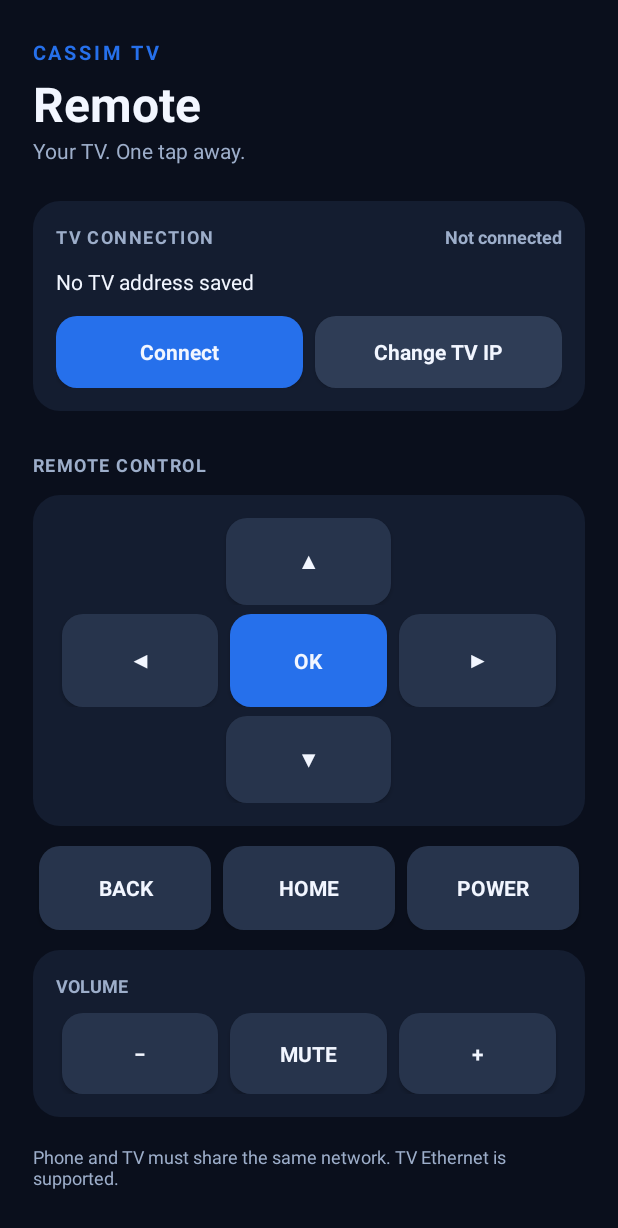
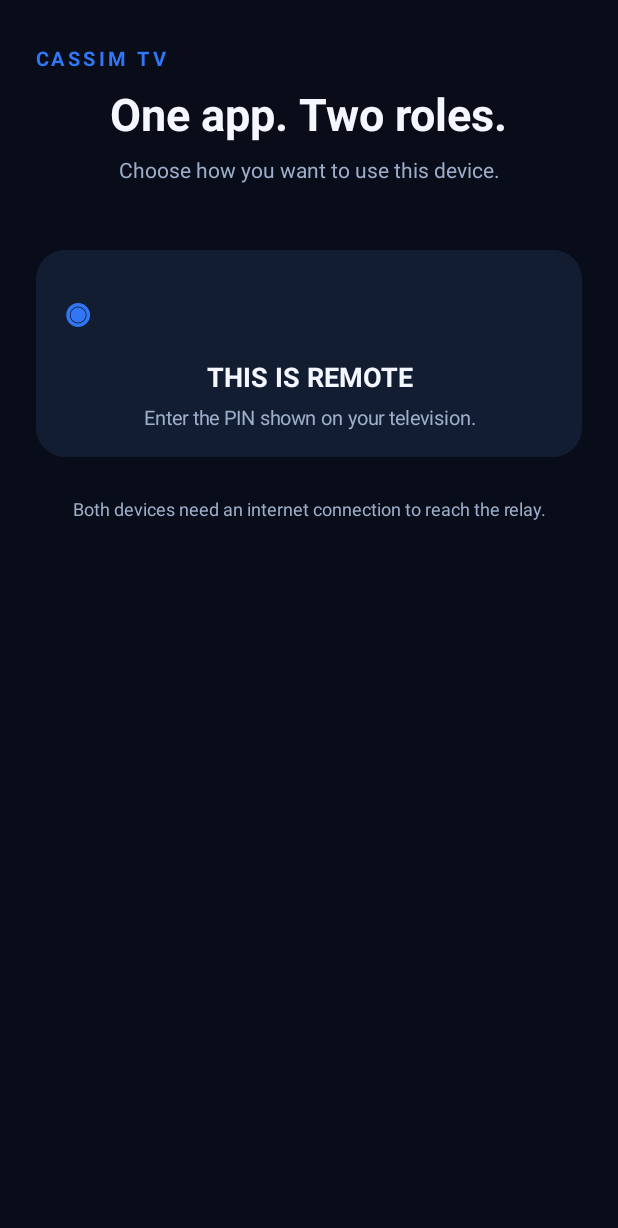
Before and after one commit to thenotoriouscassim-svg/CassimTV-Remote, an Android app: the screen it shows after launch (MainActivity), on a phone screen of 412 x 824 dp. Shown: the top 1228 px of the screen. Run offline under Robolectric (Android 15) with nearby library versions, the phone set to English and light mode, and no system bars; 1 statement that could not run was skipped.

Commit message:
Replace ADB-only screen with TV and remote modes

```diff
--- a/app/src/main/java/com/cassimtv/remote/MainActivity.java
+++ b/app/src/main/java/com/cassimtv/remote/MainActivity.java
@@ -1,278 +1,335 @@
 package com.cassimtv.remote;
 
 import android.app.Activity;
-import android.content.SharedPreferences;
+import android.content.Intent;
 import android.graphics.Color;
 import android.graphics.Typeface;
 import android.graphics.drawable.GradientDrawable;
+import android.os.Build;
 import android.os.Bundle;
+import android.provider.Settings;
+import android.text.InputFilter;
+import android.text.InputType;
 import android.view.Gravity;
 import android.view.View;
+import android.view.WindowManager;
 import android.widget.Button;
 import android.widget.EditText;
 import android.widget.LinearLayout;
 import android.widget.ScrollView;
 import android.widget.TextView;
 
+import org.json.JSONObject;
+
 import java.util.concurrent.ExecutorService;
 import java.util.concurrent.Executors;
 
 public class MainActivity extends Activity {
-    private static final int BG = Color.rgb(10, 15, 28);
-    private static final int PANEL = Color.rgb(20, 29, 48);
-    private static final int BLUE = Color.rgb(38, 112, 235);
-    private static final int TEXT = Color.rgb(242, 246, 255);
+    private static final int BG = Color.rgb(8, 13, 25);
+    private static final int PANEL = Color.rgb(19, 29, 49);
+    private static final int BLUE = Color.rgb(49, 119, 245);
+    private static final int TEXT = Color.rgb(244, 247, 255);
     private static final int MUTED = Color.rgb(157, 174, 202);
-
     private final ExecutorService worker = Executors.newSingleThreadExecutor();
-    private AdbRemote remote;
-    private SharedPreferences prefs;
-    private EditText ipField;
-    private EditText portField;
-    private LinearLayout ipPanel;
+    private LinearLayout page;
     private TextView status;
-    private TextView addressLabel;
-    private Button connectButton;
-    private boolean connected = false;
+    private String deviceId;
+    private String remoteToken;
+    private String pairingCode;
 
     @Override protected void onCreate(Bundle state) {
         super.onCreate(state);
         getWindow().setStatusBarColor(BG);
         getWindow().setNavigationBarColor(BG);
-        getWindow().getDecorView().setSystemUiVisibility(0);
-        prefs = getSharedPreferences("remote_settings", MODE_PRIVATE);
-        remote = new AdbRemote(this);
-        buildScreen();
+        showHome();
     }
 
-    private void buildScreen() {
+    private void basePage(String eyebrow, String heading, String subtitle) {
         ScrollView scroll = new ScrollView(this);
         scroll.setFillViewport(true);
         scroll.setBackgroundColor(BG);
-        LinearLayout page = new LinearLayout(this);
+        page = new LinearLayout(this);
         page.setOrientation(LinearLayout.VERTICAL);
-        page.setPadding(dp(22), dp(26), dp(22), dp(28));
+        page.setGravity(Gravity.CENTER_HORIZONTAL);
+        page.setPadding(dp(24), dp(30), dp(24), dp(30));
         scroll.addView(page);
+        TextView brand = text("CASSIM TV", 13, BLUE, true);
+        brand.setLetterSpacing(0.18f);
+        page.addView(brand);
+        TextView title = text(heading, 30, TEXT, true);
+        LinearLayout.LayoutParams tp = params(-2, -2);
+        tp.topMargin = dp(7);
+        page.addView(title, tp);
+        TextView desc = text(subtitle, 14, MUTED, false);
+        desc.setGravity(Gravity.CENTER);
+        LinearLayout.LayoutParams dp = params(-1, -2);
+        dp.topMargin = dp(7);
+        page.addView(desc, dp);
+        setContentView(scroll);
+    }
 
-        TextView brand = text("CASSIM TV", 13, BLUE, true);
-        brand.setLetterSpacing(0.16f);
-        page.addView(brand);
-        TextView heading = text("Remote", 32, TEXT, true);
-        LinearLayout.LayoutParams h = params(-2, -2); h.topMargin = dp(3);
-        page.addView(heading, h);
-        TextView subtitle = text("Your TV. One tap away.", 14, MUTED, false);
-        page.addView(subtitle, params(-2, -2));
+    private void showHome() {
+        basePage("HOME", "One app. Two roles.", "Choose how you want to use this device.");
+        View gap = new View(this);
+        page.addView(gap, params(1, dp(30)));
+        addRoleCard("THIS IS TV", "Display a secure pairing PIN and receive commands.", android.R.drawable.ic_tv, () -> createPairing());
+        addRoleCard("THIS IS REMOTE", "Enter the PIN shown on your television.", android.R.drawable.ic_menu_compass, () -> showRemotePair());
+        TextView note = text("Both devices need an internet connection to reach the relay.", 12, MUTED, false);
+        note.setGravity(Gravity.CENTER);
+        LinearLayout.LayoutParams np = params(-1, -2);
+        np.topMargin = dp(26);
+        page.addView(note, np);
+    }
 
-        LinearLayout connectionCard = card();
-        LinearLayout.LayoutParams cp = params(-1, -2); cp.topMargin = dp(24);
-        page.addView(connectionCard, cp);
-        LinearLayout topRow = row();
-        connectionCard.addView(topRow);
-        TextView connectionTitle = text("TV CONNECTION", 12, MUTED, true);
-        connectionTitle.setLetterSpacing(0.08f);
-        topRow.addView(connectionTitle, new LinearLayout.LayoutParams(0, -2, 1));
-        status = text("Not connected", 12, MUTED, true);
-        topRow.addView(status);
+    private void addRoleCard(String title, String description, int icon, Runnable click) {
+        LinearLayout card = card();
+        card.setGravity(Gravity.CENTER);
+        LinearLayout.LayoutParams cp = params(-1, -2);
+        cp.topMargin = dp(14);
+        page.addView(card, cp);
+        TextView iconView = text(title.equals("THIS IS TV") ? "▣" : "◉", 34, BLUE, true);
+        card.addView(iconView);
+        TextView heading = text(title, 18, TEXT, true);
+        LinearLayout.LayoutParams hp = params(-1, -2);
+        hp.topMargin = dp(8);
+        heading.setGravity(Gravity.CENTER);
+        card.addView(heading, hp);
+        TextView desc = text(description, 13, MUTED, false);
+        desc.setGravity(Gravity.CENTER);
+        LinearLayout.LayoutParams dp = params(-1, -2);
+        dp.topMargin = dp(6);
+        card.addView(desc, dp);
+        card.setOnClickListener(v -> click.run());
+        card.setFocusable(true);
+        card.setClickable(true);
+    }
 
-        addressLabel = text("No TV address saved", 14, TEXT, false);
-        LinearLayout.LayoutParams al = params(-1, -2); al.topMargin = dp(12);
-        connectionCard.addView(addressLabel, al);
-
-        ipPanel = new LinearLayout(this);
-        ipPanel.setOrientation(LinearLayout.VERTICAL);
-        ipPanel.setVisibility(View.GONE);
-        LinearLayout.LayoutParams ipp = params(-1, -2); ipp.topMargin = dp(12);
-        connectionCard.addView(ipPanel, ipp);
-        ipField = new EditText(this);
-        ipField.setSingleLine(true);
-        ipField.setHint("TV IP address (e.g. 192.168.0.184)");
-        ipField.setTextColor(TEXT); ipField.setHintTextColor(MUTED);
-        ipField.setText(prefs.getString("ip", ""));
-        ipField.setInputType( android.text.InputType.TYPE_CLASS_TEXT | android.text.InputType.TYPE_TEXT_VARIATION_URI);
-        ipPanel.addView(ipField, params(-1, dp(52)));
-        portField = new EditText(this);
-        portField.setSingleLine(true);
-        portField.setHint("ADB port (default 5555)");
-        portField.setTextColor(TEXT); portField.setHintTextColor(MUTED);
-        portField.setInputType(android.text.InputType.TYPE_CLASS_NUMBER);
-        portField.setText(String.valueOf(prefs.getInt("port", 5555)));
-        LinearLayout.LayoutParams pp = params(-1, dp(48)); pp.topMargin = dp(7);
-        ipPanel.addView(portField, pp);
-
-        LinearLayout actions = row();
-        LinearLayout.LayoutParams ap = params(-1, dp(48)); ap.topMargin = dp(13);
-        connectionCard.addView(actions, ap);
-        connectButton = button("Connect", BLUE);
-        actions.addView(connectButton, new LinearLayout.LayoutParams(0, -1, 1));
-        Button changeIp = button("Change TV IP", Color.rgb(47, 61, 86));
-        LinearLayout.LayoutParams cip = new LinearLayout.LayoutParams(0, -1, 1);
-        cip.leftMargin = dp(8); actions.addView(changeIp, cip);
-
-        connectButton.setOnClickListener(v -> {
-            if (connected && ipPanel.getVisibility() == View.VISIBLE) {
-                disconnectUi();
-                connectFromFields();
-            } else if (connected) {
-                disconnectUi();
-            } else {
-                connectFromFields();
+    private void createPairing() {
+        basePage("TV RECEIVER", "Pair this TV", "Keep this screen open while you connect your phone.");
+        status = text("Contacting Cassim relay…", 14, MUTED, false);
+        LinearLayout.LayoutParams sp = params(-1, -2);
+        sp.topMargin = dp(24);
+        status.setGravity(Gravity.CENTER);
+        page.addView(status, sp);
+        worker.execute(() -> {
+            try {
+                JSONObject result = RemoteApi.post("/tv/pair/start", new JSONObject(), null);
+                deviceId = result.getString("device_id");
+                pairingCode = result.getString("pairing_code");
+                String receiverToken = result.getString("receiver_token");
+                runOnUiThread(() -> {
+                    status.setText("ENTER THIS CODE ON YOUR PHONE");
+                    status.setTextColor(MUTED);
+                    TextView pin = text(pairingCode, 42, Color.rgb(91, 220, 158), true);
+                    pin.setGravity(Gravity.CENTER);
+                    LinearLayout.LayoutParams pp = params(-1, dp(100));
+                    pp.topMargin = dp(18);
+                    page.addView(pin, pp);
+                    TextView expiry = text("Code expires in 5 minutes", 13, MUTED, false);
+                    expiry.setGravity(Gravity.CENTER);
+                    page.addView(expiry);
+                    Button access = button("ENABLE TV NAVIGATION", Color.rgb(42, 57, 82));
+                    LinearLayout.LayoutParams ap = params(-1, dp(52));
+                    ap.topMargin = dp(25);
+                    page.addView(access, ap);
+                    access.setOnClickListener(v -> startActivity(new Intent(Settings.ACTION_ACCESSIBILITY_SETTINGS)));
+                    TextView help = text("Enable “Cassim TV Navigation” in Accessibility settings for Home, Back and directional navigation. Volume works without it.", 12, MUTED, false);
+                    help.setGravity(Gravity.CENTER);
+                    LinearLayout.LayoutParams hp = params(-1, -2);
+                    hp.topMargin = dp(12);
+                    page.addView(help, hp);
+                    Button home = button("BACK", Color.rgb(42, 57, 82));
+                    LinearLayout.LayoutParams bp = params(-1, dp(48));
+                    bp.topMargin = dp(22);
+                    page.addView(home, bp);
+                    home.setOnClickListener(v -> showHome());
+                    Intent service = new Intent(this, TvReceiverService.class);
+                    service.putExtra("device_id", deviceId);
+                    service.putExtra("receiver_token", receiverToken);
+                    if (Build.VERSION.SDK_INT >= 26) startForegroundService(service);
+                    else startService(service);
+                    status.setText("Waiting for your phone to pair…");
+                });
+            } catch (Exception e) {
+                String message = e.getMessage() == null ? "Could not contact the server." : e.getMessage();
+                runOnUiThread(() -> status.setText("Pairing failed: " + message));
             }
         });
-        changeIp.setOnClickListener(v -> {
-            boolean show = ipPanel.getVisibility() != View.VISIBLE;
-            ipPanel.setVisibility(show ? View.VISIBLE : View.GONE);
-            connectButton.setText(connected ? (show ? "Reconnect" : "Disconnect") : "Connect");
-            if (show) ipField.requestFocus();
+    }
+
+    private void showRemotePair() {
+        basePage("REMOTE", "Connect to your TV", "Enter the six-digit PIN displayed on your television.");
+        EditText pin = new EditText(this);
+        pin.setSingleLine(true);
+        pin.setGravity(Gravity.CENTER);
+        pin.setTextColor(TEXT);
+        pin.setHintTextColor(MUTED);
+        pin.setHint("000000");
+        pin.setTextSize(28);
+        pin.setLetterSpacing(0.2f);
+        pin.setInputType(InputType.TYPE_CLASS_NUMBER);
+        pin.setFilters(new InputFilter[]{new InputFilter.LengthFilter(6)});
+        GradientDrawable inputBg = new GradientDrawable();
+        inputBg.setColor(PANEL);
+        inputBg.setCornerRadius(dp(16));
+        pin.setBackground(inputBg);
+        LinearLayout.LayoutParams ip = params(-1, dp(76));
+        ip.topMargin = dp(30);
+        page.addView(pin, ip);
+        status = text("", 13, MUTED, false);
+        status.setGravity(Gravity.CENTER);
+        LinearLayout.LayoutParams sp = params(-1, -2);
+        sp.topMargin = dp(14);
+        page.addView(status, sp);
+        Button connect = button("CONNECT TO TV", BLUE);
+        LinearLayout.LayoutParams cp = params(-1, dp(56));
+        cp.topMargin = dp(20);
+        page.addView(connect, cp);
+        connect.setOnClickListener(v -> {
+            String code = pin.getText().toString().trim();
+            if (!code.matches("\\d{6}")) {
+                status.setText("Enter all six digits.");
+                return;
+            }
+            connect.setEnabled(false);
+            status.setText("Pairing…");
+            worker.execute(() -> {
+                try {
+                    JSONObject body = new JSONObject();
+                    body.put("code", code);
+                    JSONObject result = RemoteApi.post("/tv/pair/claim", body, null);
+                    deviceId = result.getString("device_id");
+                    remoteToken = result.getString("remote_token");
+                    getSharedPreferences("remote_settings", MODE_PRIVATE).edit()
+                            .putString("device_id", deviceId)
+                            .putString("remote_token", remoteToken)
+                            .apply();
+                    runOnUiThread(this::showRemote);
+                } catch (Exception e) {
+                    String message = e.getMessage() == null ? "Pairing failed." : e.getMessage();
+                    runOnUiThread(() -> {
+                        connect.setEnabled(true);
+                        status.setText(message);
+                    });
+                }
+            });
         });
+    }
 
-        TextView remoteLabel = text("REMOTE CONTROL", 12, MUTED, true);
-        remoteLabel.setLetterSpacing(0.08f);
-        LinearLayout.LayoutParams rl = params(-2, -2); rl.topMargin = dp(27);
-        page.addView(remoteLabel, rl);
-
-        LinearLayout dpad = card();
-        LinearLayout.LayoutParams dp = params(-1, -2); dp.topMargin = dp(12);
-        page.addView(dpad, dp);
-        addDpad(dpad);
+    private void showRemote() {
+        basePage("CONNECTED REMOTE", "TV Remote", "Commands are relayed securely to your paired TV.");
+        LinearLayout badge = card();
+        badge.setGravity(Gravity.CENTER);
+        LinearLayout.LayoutParams bp = params(-1, dp(58));
+        bp.topMargin = dp(20);
+        page.addView(badge, bp);
+        TextView connected = text("●  PAIRED WITH TV", 13, Color.rgb(91, 220, 158), true);
+        badge.addView(connected);
+        TextView navTitle = text("NAVIGATION", 12, MUTED, true);
+        LinearLayout.LayoutParams nt = params(-1, -2);
+        nt.topMargin = dp(25);
+        page.addView(navTitle, nt);
+        LinearLayout pad = card();
+        LinearLayout.LayoutParams pp = params(-1, -2);
+        pp.topMargin = dp(10);
+        page.addView(pad, pp);
+        LinearLayout r1 = row();
+        pad.addView(r1, params(-1, dp(58)));
+        spacer(r1);
+        addRemoteButton(r1, "▲", "DPAD_UP");
+        spacer(r1);
+        LinearLayout r2 = row();
+        LinearLayout.LayoutParams r2p = params(-1, dp(62));
+        r2p.topMargin = dp(6);
+        pad.addView(r2, r2p);
+        addRemoteButton(r2, "◀", "DPAD_LEFT");
+        addRemoteButton(r2, "OK", "OK", true);
+        addRemoteButton(r2, "▶", "DPAD_RIGHT");
+        LinearLayout r3 = row();
+        LinearLayout.LayoutParams r3p = params(-1, dp(58));
+        r3p.topMargin = dp(6);
+        pad.addView(r3, r3p);
+        spacer(r3);
+        addRemoteButton(r3, "▼", "DPAD_DOWN");
+        spacer(r3);
 
         LinearLayout quick = row();
-        LinearLayout.LayoutParams qp = params(-1, dp(56)); qp.topMargin = dp(13);
+        LinearLayout.LayoutParams qp = params(-1, dp(54));
+        qp.topMargin = dp(12);
         page.addView(quick, qp);
-        addQuick(quick, "BACK", 4);
-        addQuick(quick, "HOME", 3);
-        addQuick(quick, "POWER", 26);
+        addRemoteButton(quick, "BACK", "BACK");
+        addRemoteButton(quick, "HOME", "HOME");
+        addRemoteButton(quick, "POWER", "POWER");
 
-        LinearLayout volume = card();
-        LinearLayout.LayoutParams vp = params(-1, -2); vp.topMargin = dp(13);
+        TextView volumeTitle = text("VOLUME", 12, MUTED, true);
+        LinearLayout.LayoutParams vt = params(-1, -2);
+        vt.topMargin = dp(24);
+        page.addView(volumeTitle, vt);
+        LinearLayout volume = row();
+        LinearLayout.LayoutParams vp = params(-1, dp(58));
+        vp.topMargin = dp(10);
         page.addView(volume, vp);
-        TextView volumeTitle = text("VOLUME", 12, MUTED, true);
-        volume.addView(volumeTitle);
-        LinearLayout vr = row();
-        LinearLayout.LayoutParams vrl = params(-1, dp(54)); vrl.topMargin = dp(10);
-        volume.addView(vr, vrl);
-        addVolume(vr, "−", 25);
-        addVolume(vr, "MUTE", 164);
-        addVolume(vr, "+", 24);
+        addRemoteButton(volume, "−", "VOLUME_DOWN");
+        addRemoteButton(volume, "MUTE", "MUTE");
+        addRemoteButton(volume, "+", "VOLUME_UP");
 
-        TextView foot = text("Phone and TV must share the same network. TV Ethernet is supported.", 12, MUTED, false);
-        LinearLayout.LayoutParams fp = params(-1, -2); fp.topMargin = dp(18);
-        page.addView(foot, fp);
-        setContentView(scroll);
-        updateAddressLabel();
+        status = text("Ready", 12, MUTED, false);
+        status.setGravity(Gravity.CENTER);
+        LinearLayout.LayoutParams st = params(-1, -2);
+        st.topMargin = dp(15);
+        page.addView(status, st);
+        Button unpair = button("DISCONNECT / CHANGE TV", Color.rgb(42, 57, 82));
+        LinearLayout.LayoutParams up = params(-1, dp(48));
+        up.topMargin = dp(15);
+        page.addView(unpair, up);
+        unpair.setOnClickListener(v -> {
+            getSharedPreferences("remote_settings", MODE_PRIVATE).edit().clear().apply();
+            showHome();
+        });
     }
 
-    private void addDpad(LinearLayout parent) {
-        LinearLayout.LayoutParams line = params(-1, dp(58));
-        LinearLayout r1 = row(); parent.addView(r1, line);
-        spacer(r1);
-        addRemoteButton(r1, "▲", 19);
-        spacer(r1);
-
-        LinearLayout r2 = row(); LinearLayout.LayoutParams p2 = params(-1, dp(62)); p2.topMargin = dp(6); parent.addView(r2, p2);
-        addRemoteButton(r2, "◀", 21);
-        addRemoteButton(r2, "OK", 23);
-        addRemoteButton(r2, "▶", 22);
-
-        LinearLayout r3 = row(); LinearLayout.LayoutParams p3 = params(-1, dp(58)); p3.topMargin = dp(6); parent.addView(r3, p3);
-        spacer(r3);
-        addRemoteButton(r3, "▼", 20);
-        spacer(r3);
+    private void addRemoteButton(LinearLayout row, String label, String action) {
+        addRemoteButton(row, label, action, false);
     }
 
-    private void addRemoteButton(LinearLayout row, String label, int key) {
-        Button b = button(label, label.equals("OK") ? BLUE : Color.rgb(39, 52, 76));
+    private void addRemoteButton(LinearLayout row, String label, String action, boolean primary) {
+        Button b = button(label, primary ? BLUE : Color.rgb(39, 53, 78));
         LinearLayout.LayoutParams p = new LinearLayout.LayoutParams(0, -1, 1);
         p.setMargins(dp(4), 0, dp(4), 0);
         row.addView(b, p);
-        b.setOnClickListener(v -> sendKey(key));
+        b.setOnClickListener(v -> sendCommand(action));
     }
 
-    private void addQuick(LinearLayout row, String label, int key) {
-        Button b = button(label, Color.rgb(39, 52, 76));
-        LinearLayout.LayoutParams p = new LinearLayout.LayoutParams(0, -1, 1);
-        p.setMargins(dp(4), 0, dp(4), 0);
-        row.addView(b, p);
-        b.setOnClickListener(v -> sendKey(key));
-    }
-
-    private void addVolume(LinearLayout row, String label, int key) {
-        Button b = button(label, Color.rgb(39, 52, 76));
-        LinearLayout.LayoutParams p = new LinearLayout.LayoutParams(0, -1, 1);
-        p.setMargins(dp(4), 0, dp(4), 0);
-        row.addView(b, p);
-        b.setOnClickListener(v -> sendKey(key));
-    }
-
-    private void connectFromFields() {
-        String host = ipField.getText().toString().trim();
-        String portText = portField.getText().toString().trim();
-        int port;
-        try { port = Integer.parseInt(portText.isEmpty() ? "5555" : portText); }
-        catch (Exception e) { setStatus("Invalid port", false); return; }
-        if (!host.matches("^[0-9]{1,3}(\\.[0-9]{1,3}){3}$") || port < 1 || port > 65535) {
-            setStatus("Enter a valid TV IP and port", false); return;
+    private void sendCommand(String action) {
+        if (deviceId == null || remoteToken == null) {
+            status.setText("Pair with a TV first.");
+            return;
         }
-        prefs.edit().putString("ip", host).putInt("port", port).apply();
-        updateAddressLabel();
-        setStatus("Connecting…", false);
-        connectButton.setEnabled(false);
         worker.execute(() -> {
             try {
-                remote.connect(host, port);
+                JSONObject body = new JSONObject();
+                body.put("device_id", deviceId);
+                body.put("action", action);
+                RemoteApi.post("/tv/command", body, remoteToken);
                 runOnUiThread(() -> {
-                    connected = true; connectButton.setEnabled(true);
-                    connectButton.setText("Disconnect");
-                    setStatus("Connected", true);
-                    ipPanel.setVisibility(View.GONE);
+                    if (status != null) status.setText("Sent " + action.replace('_', ' '));
                 });
             } catch (Exception e) {
-                String message = e.getMessage() == null ? "Connection failed" : e.getMessage();
+                String message = e.getMessage() == null ? "Command failed." : e.getMessage();
                 runOnUiThread(() -> {
-                    connected = false; connectButton.setEnabled(true);
-                    connectButton.setText("Connect");
-                    setStatus(message, false);
+                    if (status != null) status.setText(message);
                 });
             }
         });
     }
 
-    private void sendKey(int keyCode) {
-        if (!connected) { setStatus("Connect to your TV first", false); return; }
-        worker.execute(() -> {
-            try {
-                remote.sendKey(keyCode);
-            } catch (Exception e) {
-                runOnUiThread(() -> {
-                    connected = false; connectButton.setText("Connect");
-                    setStatus("Connection lost: " + e.getMessage(), false);
-                });
-            }
-        });
-    }
-
-    private void disconnectUi() {
-        worker.execute(() -> remote.disconnect());
-        connected = false;
-        connectButton.setText("Connect");
-        setStatus("Disconnected", false);
-    }
-
-    private void setStatus(String message, boolean good) {
-        status.setText(message);
-        status.setTextColor(good ? Color.rgb(93, 220, 154) : MUTED);
-    }
-
-    private void updateAddressLabel() {
-        String ip = prefs.getString("ip", "");
-        addressLabel.setText(ip.isEmpty() ? "No TV address saved" : ip + ":" + prefs.getInt("port", 5555));
-    }
-
     private LinearLayout card() {
         LinearLayout box = new LinearLayout(this);
         box.setOrientation(LinearLayout.VERTICAL);
-        box.setPadding(dp(15), dp(15), dp(15), dp(15));
+        box.setPadding(dp(17), dp(17), dp(17), dp(17));
         GradientDrawable bg = new GradientDrawable();
-        bg.setColor(PANEL); bg.setCornerRadius(dp(18));
+        bg.setColor(PANEL);
+        bg.setCornerRadius(dp(19));
         box.setBackground(bg);
         return box;
     }
@@ -286,20 +343,26 @@ public class MainActivity extends Activity {
 
     private TextView text(String value, int size, int color, boolean bold) {
         TextView t = new TextView(this);
-        t.setText(value); t.setTextSize(size); t.setTextColor(color);
+        t.setText(value);
+        t.setTextSize(size);
+        t.setTextColor(color);
         if (bold) t.setTypeface(Typeface.DEFAULT, Typeface.BOLD);
         return t;
     }
 
     private Button button(String label, int color) {
         Button b = new Button(this);
-        b.setText(label); b.setTextSize(14); b.setTextColor(TEXT);
+        b.setText(label);
+        b.setTextSize(14);
+        b.setTextColor(TEXT);
         b.setAllCaps(false);
         b.setTypeface(Typeface.DEFAULT, Typeface.BOLD);
         GradientDrawable bg = new GradientDrawable();
-        bg.setColor(color); bg.setCornerRadius(dp(14));
+        bg.setColor(color);
+        bg.setCornerRadius(dp(15));
         b.setBackground(bg);
-        b.setMinHeight(0); b.setMinimumHeight(0);
+        b.setMinHeight(0);
+        b.setMinimumHeight(0);
         return b;
     }
 
@@ -317,7 +380,6 @@ public class MainActivity extends Activity {
     }
 
     @Override protected void onDestroy() {
-        worker.execute(() -> remote.disconnect());
         worker.shutdown();
         super.onDestroy();
     }
```
